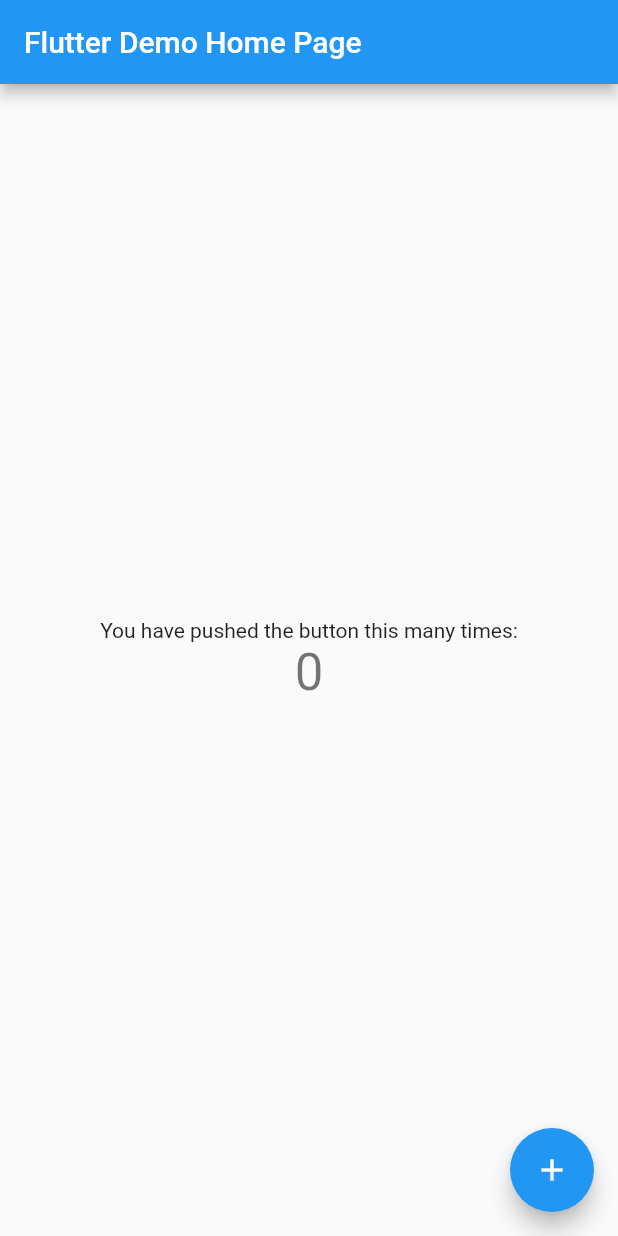
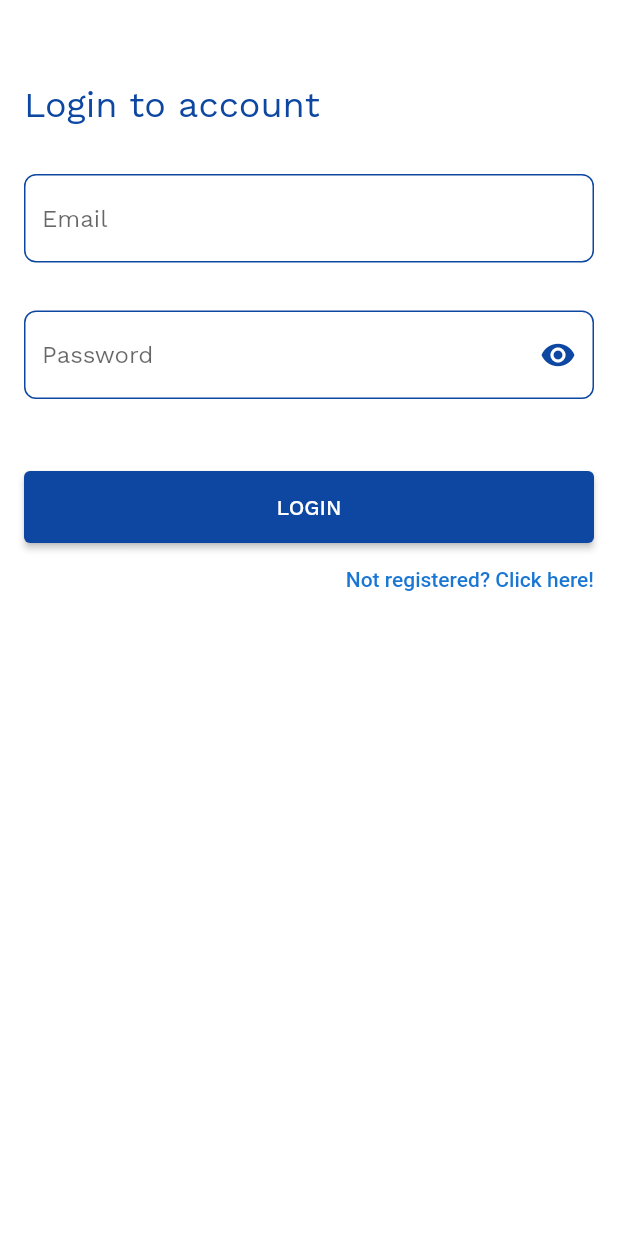
Before and after one commit to Octacore19/magic_express_delivery, a Flutter app: the screen it shows after launch, on a phone screen of 412 x 824 dp. Run offline on Flutter 3.47's test engine with Material 2 defaults, Android fonts, the phone set to English and light mode, and no system bars; our stand-ins replace google_fonts.

Commit message:
laid login screen

```diff
--- /dev/null
+++ b/lib/commons/commons.dart
@@ -0,0 +1 @@
+export 'routes.dart';
--- /dev/null
+++ b/lib/commons/routes.dart
@@ -0,0 +1,4 @@
+class Routes {
+  static const HOME = '/';
+  static const REGISTRATION = '/registration';
+}
--- a/lib/main.dart
+++ b/lib/main.dart
@@ -1,66 +1,55 @@
 import 'package:flutter/material.dart';
+import 'package:google_fonts/google_fonts.dart';
+import 'package:magic_express_delivery/commons/commons.dart';
+import 'package:magic_express_delivery/screens/registration_screen.dart';
+import 'package:magic_express_delivery/screens/screens.dart';
 
 void main() {
   runApp(MyApp());
 }
 
 class MyApp extends StatelessWidget {
-  // This widget is the root of your application.
   @override
   Widget build(BuildContext context) {
     return MaterialApp(
-      title: 'Flutter Demo',
-      theme: ThemeData(
-        primarySwatch: Colors.blue,
+      title: 'Magic Express Delivery',
+      debugShowCheckedModeBanner: false,
+      theme: ThemeData.from(colorScheme: ColorScheme.light()).copyWith(
+        visualDensity: VisualDensity.adaptivePlatformDensity,
+        primaryColor: Colors.blue[700],
+        primaryColorLight: Colors.blue,
+        primaryColorDark: Colors.blue[900],
+        accentColor: Colors.blue,
+        elevatedButtonTheme: ElevatedButtonThemeData(
+          style: ElevatedButton.styleFrom(
+            textStyle: Theme.of(context).textTheme.button,
+            primary: Colors.blue[900],
+          ),
+        ),
+        textButtonTheme: TextButtonThemeData(
+          style: TextButton.styleFrom(
+            textStyle: Theme.of(context).textTheme.button,
+            primary: Colors.blue[700],
+          ),
+        ),
+        textTheme: GoogleFonts.workSansTextTheme(
+          Theme.of(context).textTheme.apply(
+                displayColor: Colors.blue[900],
+                bodyColor: Colors.blue[900],
+              ),
+        ),
+        appBarTheme: AppBarTheme(
+          backgroundColor: Colors.transparent,
+          elevation: 0,
+          iconTheme: IconThemeData(
+            color: Colors.blue[900],
+          ),
+        ),
       ),
-      home: MyHomePage(title: 'Flutter Demo Home Page'),
+      routes: {
+        Routes.HOME: (_) => LoginScreen(),
+        Routes.REGISTRATION: (_) => RegistrationScreen(),
+      },
     );
   }
 }
-
-class MyHomePage extends StatefulWidget {
-  MyHomePage({Key? key, this.title}) : super(key: key);
-
-  final String? title;
-
-  @override
-  _MyHomePageState createState() => _MyHomePageState();
-}
-
-class _MyHomePageState extends State<MyHomePage> {
-  int _counter = 0;
-
-  void _incrementCounter() {
-    setState(() {
-      _counter++;
-    });
-  }
-
-  @override
-  Widget build(BuildContext context) {
-    return Scaffold(
-      appBar: AppBar(
-        title: Text(widget.title!),
-      ),
-      body: Center(
-        child: Column(
-          mainAxisAlignment: MainAxisAlignment.center,
-          children: <Widget>[
-            Text(
-              'You have pushed the button this many times:',
-            ),
-            Text(
-              '$_counter',
-              style: Theme.of(context).textTheme.headline4,
-            ),
-          ],
-        ),
-      ),
-      floatingActionButton: FloatingActionButton(
-        onPressed: _incrementCounter,
-        tooltip: 'Increment',
-        child: Icon(Icons.add),
-      ),
-    );
-  }
-}
--- /dev/null
+++ b/lib/screens/login_screen.dart
@@ -0,0 +1,161 @@
+import 'package:flutter/material.dart';
+import 'package:magic_express_delivery/commons/commons.dart';
+
+class LoginScreen extends StatefulWidget {
+  @override
+  State<StatefulWidget> createState() => _LoginScreenState();
+}
+
+class _LoginScreenState extends State<LoginScreen> {
+  final _formKey = GlobalKey<FormState>();
+
+  @override
+  Widget build(BuildContext context) {
+    return Scaffold(
+      appBar: AppBar(
+        backgroundColor: Colors.transparent,
+        elevation: 0,
+      ),
+      body: Form(
+        key: _formKey,
+        child: Column(
+          crossAxisAlignment: CrossAxisAlignment.start,
+          children: [
+            _headerWidget,
+            _emailWidget,
+            _passwordWidget,
+            _loginButton,
+            _registerButton
+          ],
+        ),
+      ),
+    );
+  }
+
+  Widget get _headerWidget {
+    return Container(
+      margin: EdgeInsets.symmetric(
+        horizontal: 16.0,
+      ),
+      child: Column(
+        crossAxisAlignment: CrossAxisAlignment.start,
+        children: [
+          Text('Login to account',
+              style: Theme.of(context).textTheme.headline5),
+        ],
+      ),
+    );
+  }
+
+  Widget get _emailWidget {
+    return Container(
+      margin: EdgeInsets.only(
+        left: 16.0,
+        right: 16.0,
+        top: 32.0,
+      ),
+      child: TextFormField(
+        cursorColor: Theme.of(context).primaryColorDark,
+        decoration: InputDecoration(
+          hintText: 'Email',
+          focusedBorder: OutlineInputBorder(
+            borderSide: BorderSide(
+              width: 2.0,
+              color: Theme.of(context).primaryColorDark,
+            ),
+            borderRadius: BorderRadius.all(
+              Radius.circular(8.0),
+            ),
+          ),
+          enabledBorder: OutlineInputBorder(
+            borderSide: BorderSide(
+              color: Theme.of(context).primaryColorDark,
+            ),
+            borderRadius: BorderRadius.all(
+              Radius.circular(8.0),
+            ),
+          ),
+        ),
+      ),
+    );
+  }
+
+  Widget get _passwordWidget {
+    return Container(
+      margin: EdgeInsets.only(
+        left: 16.0,
+        right: 16.0,
+        bottom: 16.0,
+        top: 32.0,
+      ),
+      child: TextFormField(
+        cursorColor: Theme.of(context).primaryColorDark,
+        obscureText: true,
+        obscuringCharacter: '*',
+        decoration: InputDecoration(
+          hintText: 'Password',
+          focusColor: Theme.of(context).primaryColorDark,
+          suffixIcon: Icon(
+            Icons.remove_red_eye,
+            color: Theme.of(context).primaryColorDark,
+          ),
+          focusedBorder: OutlineInputBorder(
+            borderSide: BorderSide(
+              width: 2.0,
+              color: Theme.of(context).primaryColorDark,
+            ),
+            borderRadius: BorderRadius.all(
+              Radius.circular(8.0),
+            ),
+          ),
+          enabledBorder: OutlineInputBorder(
+            borderSide: BorderSide(
+              color: Theme.of(context).primaryColorDark,
+            ),
+            borderRadius: BorderRadius.all(
+              Radius.circular(8.0),
+            ),
+          ),
+        ),
+      ),
+    );
+  }
+
+  Widget get _loginButton {
+    return Container(
+      margin: EdgeInsets.only(
+        top: 32.0,
+        left: 16.0,
+        right: 16.0,
+      ),
+      width: double.infinity,
+      child: ElevatedButton(
+        child: Text('LOGIN'),
+        style: ElevatedButton.styleFrom(
+          textStyle: Theme.of(context).textTheme.button,
+          padding: EdgeInsets.all(16.0),
+        ),
+        onPressed: () {},
+      ),
+    );
+  }
+
+  Widget get _registerButton {
+    return Container(
+      margin: EdgeInsets.only(right: 16.0),
+      alignment: Alignment.centerRight,
+      child: TextButton(
+        child: Text('Not registered? Click here!'),
+        style: TextButton.styleFrom(
+          padding: EdgeInsets.zero,
+        ),
+        onPressed: () {
+          Navigator.pushNamed(
+            context,
+            Routes.REGISTRATION,
+          );
+        },
+      ),
+    );
+  }
+}
--- /dev/null
+++ b/lib/screens/registration_screen.dart
@@ -0,0 +1,21 @@
+import 'package:flutter/material.dart';
+
+class RegistrationScreen extends StatefulWidget {
+  @override
+  State<StatefulWidget> createState() => _RegistrationScreenState();
+}
+
+class _RegistrationScreenState extends State<RegistrationScreen> {
+  @override
+  Widget build(BuildContext context) {
+    return Scaffold(
+      appBar: AppBar(
+        /* backgroundColor: Colors.transparent,
+        elevation: 0,
+        iconTheme: Theme.of(context).iconTheme.copyWith(
+              color: Colors.blue[900],
+            ), */
+      ),
+    );
+  }
+}
--- /dev/null
+++ b/lib/screens/screens.dart
@@ -0,0 +1,2 @@
+export 'login_screen.dart';
+export 'splash_screen.dart';
--- /dev/null
+++ b/lib/screens/splash_screen.dart
@@ -0,0 +1,37 @@
+import 'package:flutter/material.dart';
+import 'package:google_fonts/google_fonts.dart';
+
+class SplashScreen extends StatefulWidget {
+  @override
+  State<StatefulWidget> createState() => _SplashScreenState();
+}
+
+class _SplashScreenState extends State<SplashScreen> {
+  @override
+  Widget build(BuildContext context) {
+    return Scaffold(
+      backgroundColor: Color.fromRGBO(71, 136, 255, 1.0),
+      body: Center(
+        child: Column(
+          mainAxisAlignment: MainAxisAlignment.center,
+          children: [
+            Text(
+              'Magic',
+              style: GoogleFonts.dancingScript(
+                color: Colors.white,
+                textStyle: Theme.of(context).textTheme.headline2,
+              ),
+            ),
+            Text(
+              'Express Delivery',
+              style: GoogleFonts.roboto(
+                color: Colors.white,
+                textStyle: Theme.of(context).textTheme.headline4,
+              ),
+            )
+          ],
+        ),
+      ),
+    );
+  }
+}
```
Also changed, not shown: pubspec.yaml (+4 -58 lines), pubspec.lock, 3 other files.
